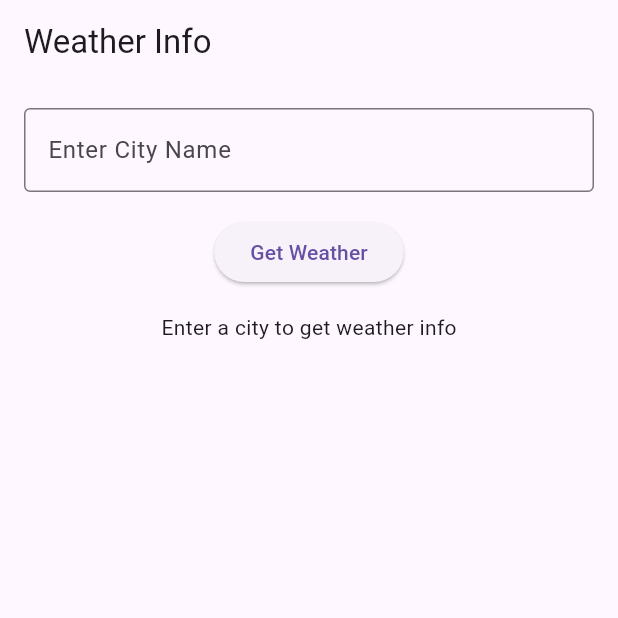
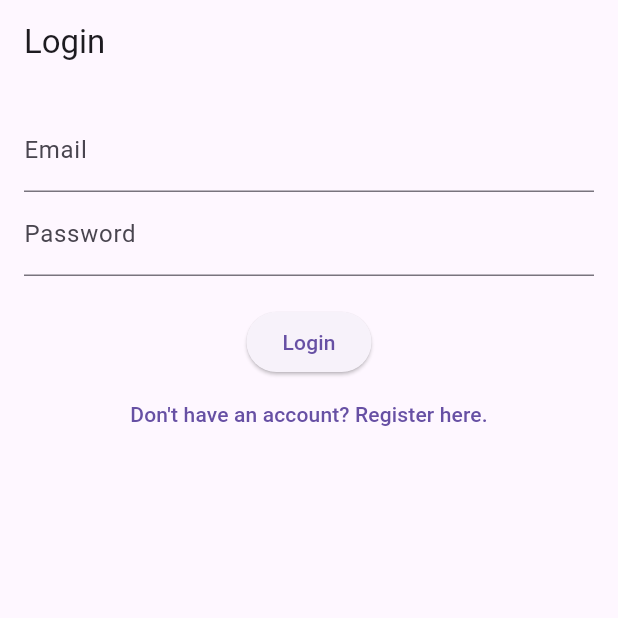
Before and after one commit to Katana003/weather_forecast_app, a Flutter app: the screen it shows after launch, on a phone screen of 412 x 824 dp, the top half of it. Run offline on Flutter 3.47's test engine with Material 3 defaults, Android fonts, the phone set to English and light mode, and no system bars.

Commit message:
some-modifications-on loging in and register

```diff
--- a/weather_forecast_app/lib/main.dart
+++ b/weather_forecast_app/lib/main.dart
@@ -1,74 +1,27 @@
 import 'package:flutter/material.dart';
-import 'weather_service.dart';
+import 'package:provider/provider.dart';
+import 'pages/login_page.dart';
+import 'weather_provider.dart';
+import 'register_page.dart';
+import 'weather_home_page.dart';
 
-void main() {
-  runApp(MyApp());
-}
 
-class MyApp extends StatelessWidget {
+void main() => runApp(WeatherApp());
+
+class WeatherApp extends StatelessWidget {
   @override
   Widget build(BuildContext context) {
-    return MaterialApp(
-      title: 'Weather App',
-      theme: ThemeData(
-        primarySwatch: Colors.blue,
-      ),
-      home: WeatherScreen(),
-    );
-  }
-}
-
-class WeatherScreen extends StatefulWidget {
-  @override
-  _WeatherScreenState createState() => _WeatherScreenState();
-}
-
-class _WeatherScreenState extends State<WeatherScreen> {
-  WeatherService _weatherService = WeatherService();
-  Map<String, dynamic>? _weatherData; // Make nullable
-  String _city = '';  // To store the entered city name
-
-  void _fetchWeather() async {
-    try {
-      final data = await _weatherService.getTemperatureSummary(city: _city);  // Ensure city is passed
-      setState(() {
-        _weatherData = data;
-      });
-    } catch (e) {
-      print('Error: $e');
-    }
-  }
-
-  @override
-  Widget build(BuildContext context) {
-    return Scaffold(
-      appBar: AppBar(
-        title: Text('Weather Info'),
-      ),
-      body: Padding(
-        padding: const EdgeInsets.all(16.0),
-        child: Column(
-          children: [
-            TextField(
-              decoration: InputDecoration(
-                labelText: 'Enter City Name',
-                border: OutlineInputBorder(),
-              ),
-              onChanged: (value) {
-                _city = value;
-              },
-            ),
-            SizedBox(height: 16),
-            ElevatedButton(
-              onPressed: _fetchWeather,
-              child: Text('Get Weather'),
-            ),
-            SizedBox(height: 16),
-            _weatherData == null
-                ? Text('Enter a city to get weather info')
-                : Text('Temperature in $_city: ${_weatherData?['temperature']}°C'),
-          ],
-        ),
+    return ChangeNotifierProvider(
+      create: (context) => WeatherProvider(),
+      child: MaterialApp(
+        title: 'Weather Forecast',
+        theme: ThemeData(primarySwatch: Colors.blue),
+        initialRoute: '/login',
+        routes: {
+          '/login': (context) => LoginPage(),
+          '/register': (context) => RegisterPage(),
+          '/home': (context) => WeatherHomePage(),
+        },
       ),
     );
   }
--- /dev/null
+++ b/weather_forecast_app/lib/pages/login_page.dart
@@ -0,0 +1,45 @@
+import 'package:flutter/material.dart';
+
+class LoginPage extends StatelessWidget {
+  final TextEditingController _emailController = TextEditingController();
+  final TextEditingController _passwordController = TextEditingController();
+
+  @override
+  Widget build(BuildContext context) {
+    return Scaffold(
+      appBar: AppBar(
+        title: Text('Login'),
+      ),
+      body: Padding(
+        padding: const EdgeInsets.all(16.0),
+        child: Column(
+          children: [
+            TextField(
+              controller: _emailController,
+              decoration: InputDecoration(labelText: 'Email'),
+            ),
+            TextField(
+              controller: _passwordController,
+              decoration: InputDecoration(labelText: 'Password'),
+              obscureText: true,
+            ),
+            SizedBox(height: 20),
+            ElevatedButton(
+              onPressed: () {
+                // Add validation and login logic here
+                Navigator.pushReplacementNamed(context, '/home');
+              },
+              child: Text('Login'),
+            ),
+            TextButton(
+              onPressed: () {
+                Navigator.pushNamed(context, '/register');
+              },
+              child: Text('Don\'t have an account? Register here.'),
+            ),
+          ],
+        ),
+      ),
+    );
+  }
+}
--- /dev/null
+++ b/weather_forecast_app/lib/weather_provider.dart
@@ -0,0 +1,13 @@
+// lib/weather_provider.dart
+
+import 'package:flutter/material.dart';
+import 'services/weather_service.dart';
+
+class WeatherProvider with ChangeNotifier {
+  String? weatherData;
+
+  Future<void> getWeather(String cityName, String unit) async {
+    weatherData = await WeatherService.getWeather(cityName, unit); // This now matches the return type
+    notifyListeners(); // Notify listeners when the data changes
+  }
+}
--- a/weather_forecast_app/lib/weather_service.dart
+++ /dev/null
@@ -1,31 +0,0 @@
-import 'package:http/http.dart' as http;
-import 'dart:convert';
-
-class WeatherService {
-  //  Actual API base URL
-  static const String baseUrl = 'https://app.swaggerhub.com'; // actual base URL
-
-  final String apiKey = 'https://app.swaggerhub.com/apis/XHIZO034/Xhizo034/1.0.0'; //  actual API key
-
-  // Method to get temperature summary for a specific city
-  Future<Map<String, dynamic>> getTemperatureSummary({required String city}) async {
-    final response = await http.get(Uri.parse('$baseUrl/temperature?city=$city&apikey=$apiKey'));
-
-    if (response.statusCode == 200) {
-      return json.decode(response.body);
-    } else {
-      throw Exception('Failed to load temperature summary');
-    }
-  }
-
-  // Method to get temperature forecast for a number of days
-  Future<Map<String, dynamic>> getTemperatureForecast(int days) async {
-    final response = await http.get(Uri.parse('$baseUrl/temperature/forecast/$days?apikey=$apiKey'));
-
-    if (response.statusCode == 200) {
-      return json.decode(response.body);
-    } else {
-      throw Exception('Failed to load temperature forecast');
-    }
-  }
-}
--- a/weather_forecast_app/pubspec.yaml
+++ b/weather_forecast_app/pubspec.yaml
@@ -28,10 +28,10 @@ environment:
 # the latest version available on pub.dev. To see which dependencies have newer
 # versions available, run `flutter pub outdated`.
 dependencies:
-
   flutter:
     sdk: flutter
-  http: ^0.13.4
+  provider: ^6.0.0
+  http: ^1.2.2
 
 
   # The following adds the Cupertino Icons font to your application.
```
Also changed, not shown: weather_forecast_app/lib/custom_widgets.dart (added, +40 -0 lines), weather_forecast_app/lib/register_page.dart (added, +89 -0 lines), weather_forecast_app/lib/services/weather_service.dart (added, +25 -0 lines), weather_forecast_app/lib/weather_home_page.dart (added, +43 -0 lines), weather_forecast_app/pubspec.lock.
